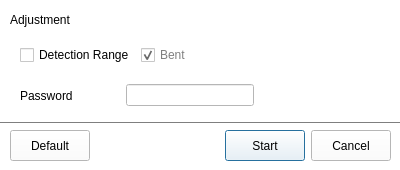
Old version of the form T3kCfg/QAdvancedSettingWidget.ui in the repository habilience/habilience-t3ksensor-tools.
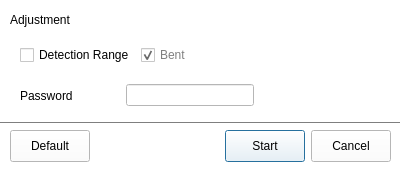
New version of the form. Icons and pictures are not drawn. Custom widgets are drawn as their Qt base class.

What changed in the file:
```diff
--- a/T3kCfg/QAdvancedSettingWidget.ui
+++ b/T3kCfg/QAdvancedSettingWidget.ui
@@ -457,7 +457,7 @@
      <x>10</x>
      <y>130</y>
      <width>381</width>
-     <height>31</height>
+     <height>32</height>
     </rect>
    </property>
    <layout class="QHBoxLayout" name="ButtonLayout">
```
Left out of the diff: 2 changed lines with no effect on the pictures.
